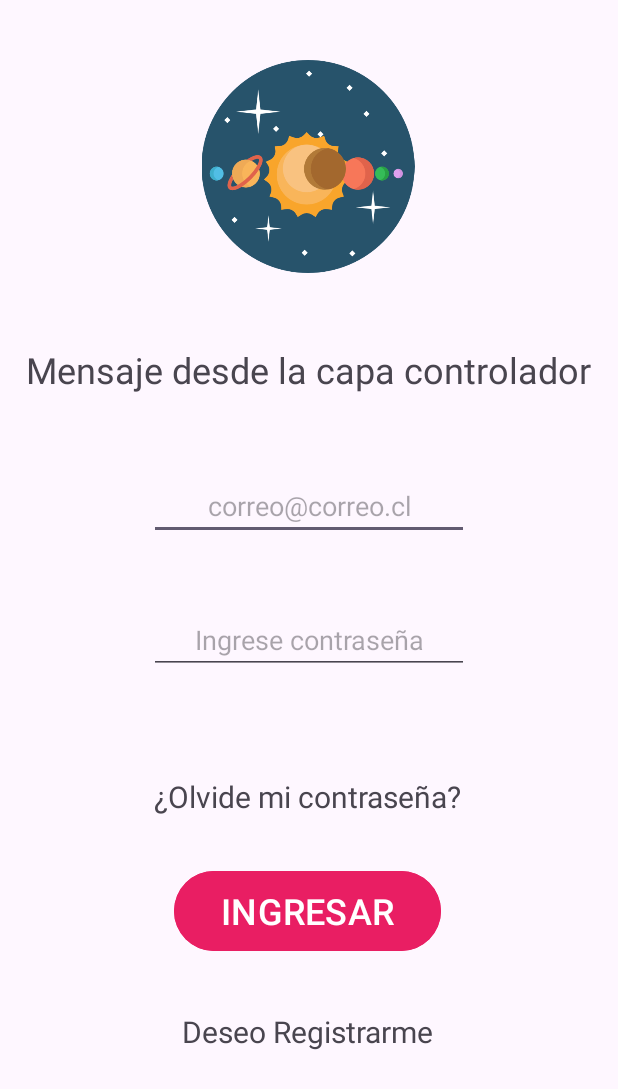
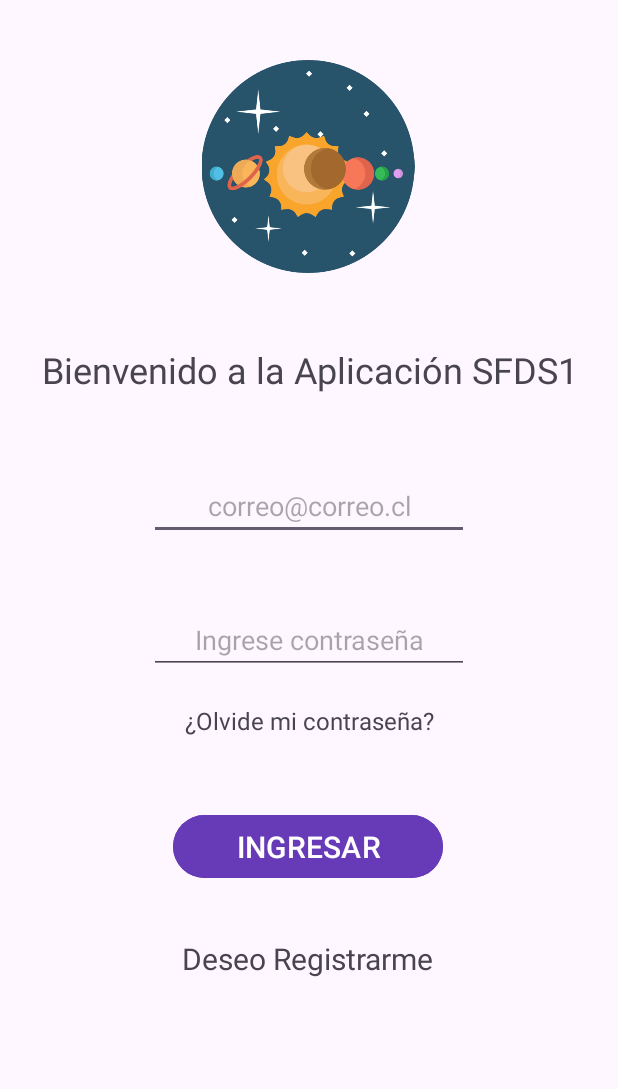
Before and after one commit to Anaguirv/appMovil, an Android app: the screen it shows after launch (MainActivity), on a phone screen of 412 x 824 dp. Shown: the top 1089 px of the screen. Run offline under Robolectric (Android 15) with nearby library versions, the phone set to English and light mode, and no system bars.

Commit message:
Navegación entre Activity´s y Splash estático

```diff
--- a/app/src/main/java/com/example/login/MainActivity.java
+++ b/app/src/main/java/com/example/login/MainActivity.java
@@ -35,7 +35,7 @@ public class MainActivity extends AppCompatActivity {
         btningresar=(Button) findViewById(R.id.btningresar);
         txtregistro=(TextView) findViewById(R.id.txtregistro);
 
-        txtmsj.setText("Mensaje desde la capa controlador");
+        txtmsj.setText("Bienvenido a la Aplicación SFDS1");
 
         btningresar.setOnClickListener(new View.OnClickListener() {
             @Override
--- /dev/null
+++ b/app/src/main/java/com/example/login/Splash.java
@@ -0,0 +1,42 @@
+package com.example.login;
+
+import android.content.Intent;
+import android.os.Bundle;
+import android.os.Handler;
+import android.view.WindowManager;
+
+import androidx.activity.EdgeToEdge;
+import androidx.appcompat.app.AppCompatActivity;
+import androidx.core.graphics.Insets;
+import androidx.core.view.ViewCompat;
+import androidx.core.view.WindowInsetsCompat;
+
+public class Splash extends AppCompatActivity {
+
+    @Override
+    protected void onCreate(Bundle savedInstanceState) {
+        super.onCreate(savedInstanceState);
+        EdgeToEdge.enable(this);
+        setContentView(R.layout.activity_splash);
+        ViewCompat.setOnApplyWindowInsetsListener(findViewById(R.id.main), (v, insets) -> {
+            Insets systemBars = insets.getInsets(WindowInsetsCompat.Type.systemBars());
+            v.setPadding(systemBars.left, systemBars.top, systemBars.right, systemBars.bottom);
+            return insets;
+        });
+
+        // Ajuste tanto al ancho y alto de la pantalla del dispositivo
+        this.getWindow().setFlags(WindowManager.LayoutParams.FLAG_FULLSCREEN,
+                WindowManager.LayoutParams.FLAG_FULLSCREEN);
+
+        new Handler().postDelayed(new Runnable() {
+            @Override
+            public void run() {
+            // Cargamos el Activity principal
+                Intent i = new Intent(Splash.this, MainActivity.class);
+                startActivity(i);
+                // Cerramos el Activity Principal que en este caso es el MainActivity
+                finish();
+            }
+        }, 2000); // Le damos el Tiempo de espera que esta en milisegundos.
+    }
+}
--- a/app/src/main/res/layout/activity_dashboard.xml
+++ b/app/src/main/res/layout/activity_dashboard.xml
@@ -5,7 +5,6 @@
     android:id="@+id/dashboard"
     android:layout_width="match_parent"
     android:layout_height="match_parent"
-    android:background="#2B2D30"
     tools:context=".Dashboard">
 
     <TextView
--- a/app/src/main/res/layout/activity_main.xml
+++ b/app/src/main/res/layout/activity_main.xml
@@ -23,6 +23,7 @@
         android:layout_width="wrap_content"
         android:layout_height="wrap_content"
         android:layout_marginTop="48dp"
+        android:textAlignment="center"
         android:textSize="24sp"
         app:layout_constraintEnd_toEndOf="parent"
         app:layout_constraintHorizontal_bias="0.498"
@@ -56,29 +57,28 @@
         app:layout_constraintTop_toBottomOf="@+id/txtuser" />
 
     <TextView
-        android:id="@+id/textView2"
+        android:id="@+id/txtolvide"
         android:layout_width="wrap_content"
         android:layout_height="wrap_content"
-        android:layout_marginTop="68dp"
+        android:layout_marginTop="20dp"
         android:text="¿Olvide mi contraseña?"
-        android:textSize="20sp"
+        android:textSize="16sp"
         app:layout_constraintEnd_toEndOf="parent"
-        app:layout_constraintHorizontal_bias="0.498"
         app:layout_constraintStart_toStartOf="parent"
         app:layout_constraintTop_toBottomOf="@+id/txtclave" />
 
     <Button
         android:id="@+id/btningresar"
-        android:layout_width="178dp"
-        android:layout_height="61dp"
-        android:layout_marginTop="32dp"
+        android:layout_width="180dp"
+        android:layout_height="50dp"
+        android:layout_marginTop="48dp"
         android:backgroundTint="@color/botonIngreso"
         android:text="@string/btn_ingresar"
-        android:textSize="24sp"
+        android:textSize="20sp"
         app:layout_constraintEnd_toEndOf="parent"
         app:layout_constraintHorizontal_bias="0.497"
         app:layout_constraintStart_toStartOf="parent"
-        app:layout_constraintTop_toBottomOf="@+id/textView2" />
+        app:layout_constraintTop_toBottomOf="@+id/txtolvide" />
 
     <TextView
         android:id="@+id/txtregistro"
--- a/app/src/main/res/layout/activity_registro.xml
+++ b/app/src/main/res/layout/activity_registro.xml
@@ -25,7 +25,7 @@
         android:layout_height="wrap_content"
         android:layout_marginTop="44dp"
         android:ems="10"
-        android:hint="ingrese nombre"
+        android:hint="Ingrese nombre"
         android:inputType="text"
         android:textAlignment="center"
         app:layout_constraintEnd_toEndOf="parent"
@@ -78,7 +78,7 @@
         android:layout_height="wrap_content"
         android:layout_marginTop="32dp"
         android:ems="10"
-        android:hint="Fecha de Nacimiento"
+        android:hint="Fecha de nacimiento"
         android:inputType="date"
         android:textAlignment="center"
         app:layout_constraintEnd_toEndOf="parent"
--- a/app/src/main/res/values/colors.xml
+++ b/app/src/main/res/values/colors.xml
@@ -2,5 +2,5 @@
 <resources>
     <color name="black">#FF000000</color>
     <color name="white">#FFFFFFFF</color>
-    <color name="botonIngreso">#E91E63</color>
+    <color name="botonIngreso">#673AB7</color>
 </resources>
```
Also changed, not shown: app/src/main/AndroidManifest.xml (+7 -4 lines), app/src/main/res/layout/activity_splash.xml (added, +20 -0 lines).
